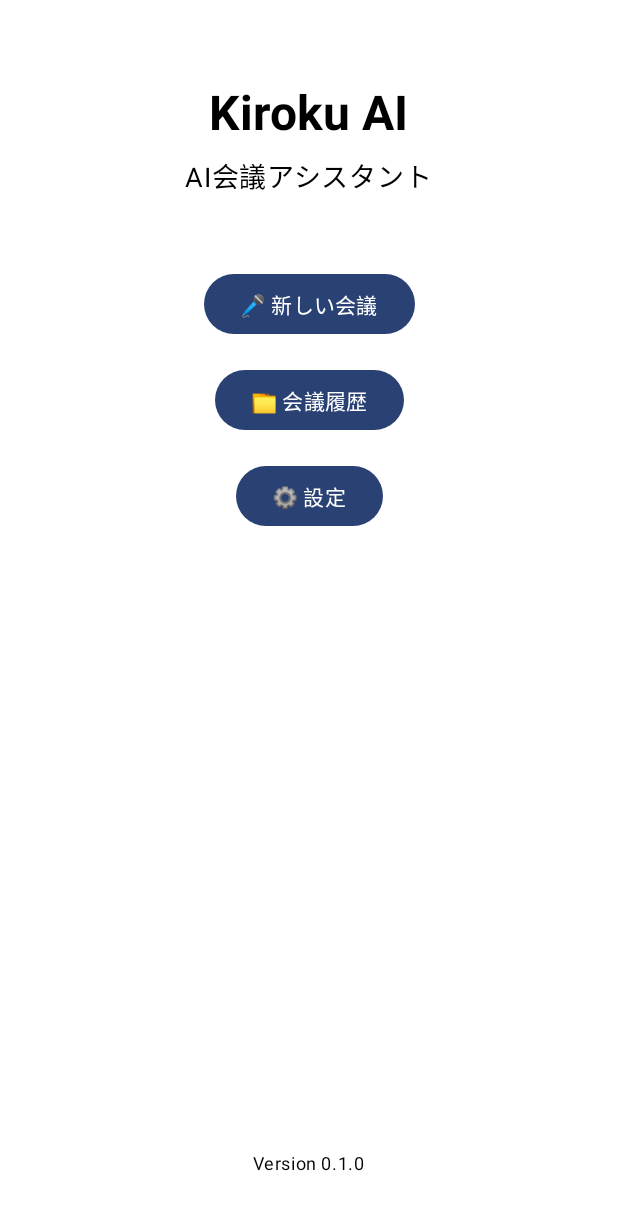
After one commit to masumi1980/kiroku-ai, an Android app built with Jetpack Compose: the composable AppNavigation shown on its own in the app's theme, on a phone screen of 412 x 824 dp. The commit adds this screen. Shown: the top 1210 px of the screen. Run offline under Robolectric (Android 15) with nearby library versions, the light colour scheme and no system bars.

Commit message:
refactor: split project structure

```diff
--- /dev/null
+++ b/app/src/main/java/jp/co/kirokuai/app/navigation/AppNavigation.kt
@@ -0,0 +1,36 @@
+package jp.co.kirokuai.app.navigation
+
+import androidx.compose.runtime.Composable
+import androidx.navigation.compose.NavHost
+import androidx.navigation.compose.composable
+import androidx.navigation.compose.rememberNavController
+import jp.co.kirokuai.app.ui.history.HistoryScreen
+import jp.co.kirokuai.app.ui.home.HomeScreen
+import jp.co.kirokuai.app.ui.settings.SettingsScreen
+
+private const val HOME_ROUTE = "home"
+private const val HISTORY_ROUTE = "history"
+private const val SETTINGS_ROUTE = "settings"
+
+@Composable
+fun AppNavigation() {
+    val navController = rememberNavController()
+
+    NavHost(
+        navController = navController,
+        startDestination = HOME_ROUTE,
+    ) {
+        composable(HOME_ROUTE) {
+            HomeScreen(
+                onHistoryClick = { navController.navigate(HISTORY_ROUTE) },
+                onSettingsClick = { navController.navigate(SETTINGS_ROUTE) },
+            )
+        }
+        composable(HISTORY_ROUTE) {
+            HistoryScreen()
+        }
+        composable(SETTINGS_ROUTE) {
+            SettingsScreen()
+        }
+    }
+}
--- /dev/null
+++ b/app/src/main/java/jp/co/kirokuai/app/ui/home/HomeScreen.kt
@@ -0,0 +1,66 @@
+package jp.co.kirokuai.app.ui.home
+
+import androidx.compose.foundation.layout.Column
+import androidx.compose.foundation.layout.Spacer
+import androidx.compose.foundation.layout.fillMaxSize
+import androidx.compose.foundation.layout.height
+import androidx.compose.foundation.layout.padding
+import androidx.compose.material3.Button
+import androidx.compose.material3.MaterialTheme
+import androidx.compose.material3.Text
+import androidx.compose.runtime.Composable
+import androidx.compose.ui.Alignment
+import androidx.compose.ui.Modifier
+import androidx.compose.ui.text.font.FontWeight
+import androidx.compose.ui.unit.dp
+import androidx.compose.ui.unit.sp
+
+@Composable
+fun HomeScreen(
+    onHistoryClick: () -> Unit,
+    onSettingsClick: () -> Unit,
+    modifier: Modifier = Modifier,
+) {
+    Column(
+        modifier = modifier
+            .fillMaxSize()
+            .padding(24.dp),
+        horizontalAlignment = Alignment.CenterHorizontally,
+    ) {
+        Spacer(modifier = Modifier.height(32.dp))
+
+        Text(
+            text = "Kiroku AI",
+            style = MaterialTheme.typography.headlineLarge,
+            fontWeight = FontWeight.Bold,
+        )
+
+        Spacer(modifier = Modifier.height(8.dp))
+        Text(
+            text = "AI会議アシスタント",
+            fontSize = 18.sp,
+        )
+
+        Spacer(modifier = Modifier.height(48.dp))
+        Button(onClick = {}) {
+            Text("🎤 新しい会議")
+        }
+
+        Spacer(modifier = Modifier.height(16.dp))
+        Button(onClick = onHistoryClick) {
+            Text("📁 会議履歴")
+        }
+
+        Spacer(modifier = Modifier.height(16.dp))
+        Button(onClick = onSettingsClick) {
+            Text("⚙️ 設定")
+        }
+
+        Spacer(modifier = Modifier.weight(1f))
+        Text(
+            text = "Version 0.1.0",
+            style = MaterialTheme.typography.bodySmall,
+        )
+        Spacer(modifier = Modifier.height(16.dp))
+    }
+}
```
Also changed, not shown: app/src/main/java/jp/co/kirokuai/app/MainActivity.kt (+2 -131 lines), app/src/main/java/jp/co/kirokuai/app/ui/history/HistoryScreen.kt (added, +18 -0 lines), app/src/main/java/jp/co/kirokuai/app/ui/settings/SettingsScreen.kt (added, +18 -0 lines).
